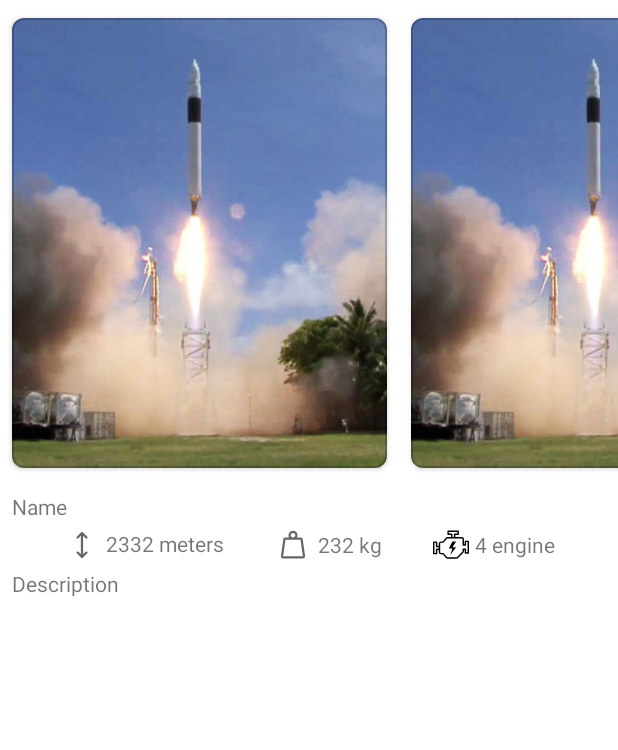
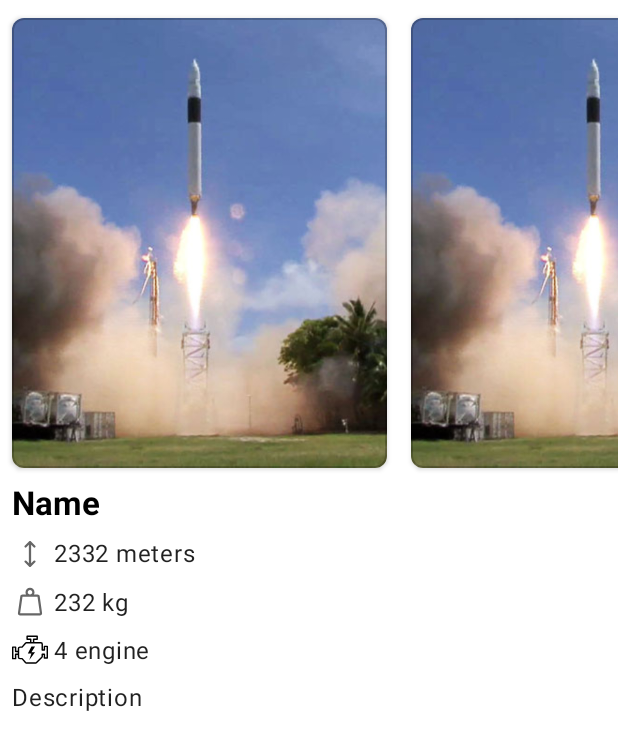
Before and after one commit to basarYargici/SpaceXTracker, an Android app: the layout fragment_details.xml on its own in the app's theme, with its tools: preview values and no code run, on a phone screen of 412 x 824 dp. Shown: the top 750 px of the screen. Run offline under Robolectric (Android 15) with nearby library versions, the phone set to English and light mode, and no system bars; network calls fail.

```diff
--- a/app/src/main/java/com/basar/spacextracker/ui/dashboard/rockets/RocketsFragment.kt
+++ b/app/src/main/java/com/basar/spacextracker/ui/dashboard/rockets/RocketsFragment.kt
@@ -16,8 +16,8 @@ import androidx.recyclerview.widget.RecyclerView
 import com.basar.spacextracker.databinding.FragmentRocketsBinding
 import com.basar.spacextracker.domain.uimodel.RocketUIItem
 import com.basar.spacextracker.ext.visibleIf
+import com.basar.spacextracker.ui.dashboard.DashboardFragmentDirections
 import com.basar.spacextracker.ui.dashboard.RocketSharedViewModel
-import com.basar.spacextracker.ui.dashboard.DashboardFragmentDirections
 import dagger.hilt.android.AndroidEntryPoint
 import kotlinx.coroutines.launch
 
--- a/app/src/main/res/layout/fragment_details.xml
+++ b/app/src/main/res/layout/fragment_details.xml
@@ -10,9 +10,13 @@
             type="com.basar.spacextracker.domain.uimodel.RocketDetailUIItem" />
     </data>
 
+    <ScrollView
+        android:layout_width="match_parent"
+        android:layout_height="wrap_content">
+
         <androidx.constraintlayout.widget.ConstraintLayout
             android:layout_width="match_parent"
-        android:layout_height="match_parent"
+            android:layout_height="0dp"
             tools:context=".ui.dashboard.rockets.RocketsFragment">
 
             <com.facebook.shimmer.ShimmerFrameLayout
@@ -52,69 +56,76 @@
 
             <TextView
                 android:id="@+id/tvName"
+                style="@style/TextAppearance.Material3.TitleLarge"
                 android:layout_width="0dp"
                 android:layout_height="wrap_content"
                 android:layout_marginHorizontal="8dp"
-            android:layout_marginTop="8dp"
                 android:text="@{model.name}"
+                android:textColor="@color/black"
+                android:textStyle="bold"
                 app:layout_constraintEnd_toEndOf="parent"
                 app:layout_constraintStart_toStartOf="parent"
                 app:layout_constraintTop_toBottomOf="@+id/rvImages"
                 tools:text="Name" />
 
             <TextView
-            android:id="@+id/tvDescription"
+                android:id="@+id/tvHeight"
+                style="@style/TextAppearance.Material3.BodyLarge"
                 android:layout_width="0dp"
                 android:layout_height="wrap_content"
-            android:layout_marginTop="4dp"
-            android:text="@{model.description}"
-            app:layout_constraintEnd_toEndOf="@+id/tvName"
-            app:layout_constraintStart_toStartOf="@+id/tvName"
-            app:layout_constraintTop_toBottomOf="@+id/tvWeight"
-            tools:text="Description" />
-
-        <TextView
-            android:id="@+id/tvHeight"
-            android:layout_width="wrap_content"
-            android:layout_height="wrap_content"
-            android:layout_marginTop="4dp"
+                android:layout_marginTop="8dp"
                 android:drawablePadding="4dp"
-            android:gravity="center"
+                android:gravity="center_vertical"
                 android:includeFontPadding="false"
                 android:text='@{model.height + " meters"}'
                 app:drawableLeftCompat="@drawable/ic_height"
-            app:layout_constraintEnd_toStartOf="@id/tvWeight"
+                app:layout_constraintEnd_toEndOf="@+id/tvName"
                 app:layout_constraintStart_toStartOf="@+id/tvName"
                 app:layout_constraintTop_toBottomOf="@+id/tvName"
                 tools:text="2332 meters" />
 
             <TextView
                 android:id="@+id/tvWeight"
-            android:layout_width="wrap_content"
+                style="@style/TextAppearance.Material3.BodyLarge"
+                android:layout_width="0dp"
                 android:layout_height="wrap_content"
+                android:layout_marginTop="8dp"
                 android:drawablePadding="4dp"
-            android:gravity="center"
+                android:gravity="center_vertical"
                 android:text='@{model.weight + " kilograms"}'
                 app:drawableLeftCompat="@drawable/ic_weight"
-            app:layout_constraintBottom_toBottomOf="@+id/tvHeight"
-            app:layout_constraintEnd_toStartOf="@id/tvEngine"
-            app:layout_constraintStart_toEndOf="@+id/tvHeight"
-            app:layout_constraintTop_toTopOf="@+id/tvHeight"
+                app:layout_constraintEnd_toEndOf="@+id/tvName"
+                app:layout_constraintStart_toStartOf="@+id/tvName"
+                app:layout_constraintTop_toBottomOf="@+id/tvHeight"
                 tools:text="232 kg" />
 
             <TextView
                 android:id="@+id/tvEngine"
-            android:layout_width="wrap_content"
+                style="@style/TextAppearance.Material3.BodyLarge"
+                android:layout_width="0dp"
                 android:layout_height="wrap_content"
+                android:layout_marginTop="8dp"
                 android:drawablePadding="4dp"
-            android:gravity="center"
+                android:gravity="center_vertical"
                 android:text='@{model.weight + " engines"}'
                 app:drawableLeftCompat="@drawable/ic_engine"
-            app:layout_constraintBottom_toBottomOf="@+id/tvWeight"
                 app:layout_constraintEnd_toEndOf="@+id/tvName"
-            app:layout_constraintStart_toEndOf="@+id/tvWeight"
-            app:layout_constraintTop_toTopOf="@+id/tvWeight"
+                app:layout_constraintStart_toStartOf="@+id/tvName"
+                app:layout_constraintTop_toBottomOf="@+id/tvWeight"
                 tools:text="4 engine" />
 
+            <TextView
+                android:id="@+id/tvDescription"
+                style="@style/TextAppearance.Material3.BodyLarge"
+                android:layout_width="0dp"
+                android:layout_height="wrap_content"
+                android:layout_marginTop="8dp"
+                android:text="@{model.description}"
+                app:layout_constraintEnd_toEndOf="@+id/tvName"
+                app:layout_constraintStart_toStartOf="@+id/tvName"
+                app:layout_constraintTop_toBottomOf="@+id/tvEngine"
+                tools:text="Description" />
         </androidx.constraintlayout.widget.ConstraintLayout>
+
+    </ScrollView>
 </layout>
--- a/app/src/main/res/layout/item_rocket.xml
+++ b/app/src/main/res/layout/item_rocket.xml
@@ -53,6 +53,7 @@
 
             <TextView
                 android:id="@+id/tvName"
+                style="@style/TextAppearance.Material3.BodyLarge"
                 android:layout_width="0dp"
                 android:layout_height="wrap_content"
                 android:layout_marginHorizontal="8dp"
@@ -65,6 +66,7 @@
 
             <TextView
                 android:id="@+id/tvCountry"
+                style="@style/TextAppearance.Material3.BodyLarge"
                 android:layout_width="0dp"
                 android:layout_height="wrap_content"
                 android:text="@{model.country}"
@@ -87,6 +89,7 @@
 
             <TextView
                 android:id="@+id/tvHeight"
+                style="@style/TextAppearance.Material3.BodyLarge"
                 android:layout_width="0dp"
                 android:layout_height="wrap_content"
                 android:layout_marginStart="4dp"
@@ -109,6 +112,7 @@
 
             <TextView
                 android:id="@+id/tvWeight"
+                style="@style/TextAppearance.Material3.BodyLarge"
                 android:layout_width="0dp"
                 android:layout_height="wrap_content"
                 android:layout_marginStart="4dp"
@@ -132,6 +136,7 @@
 
             <TextView
                 android:id="@+id/tvEngine"
+                style="@style/TextAppearance.Material3.BodyLarge"
                 android:layout_width="0dp"
                 android:layout_height="wrap_content"
                 android:layout_marginStart="4dp"
```
Also changed, not shown: 1 other file. Lines whose indentation alone changed are shown as unchanged.
